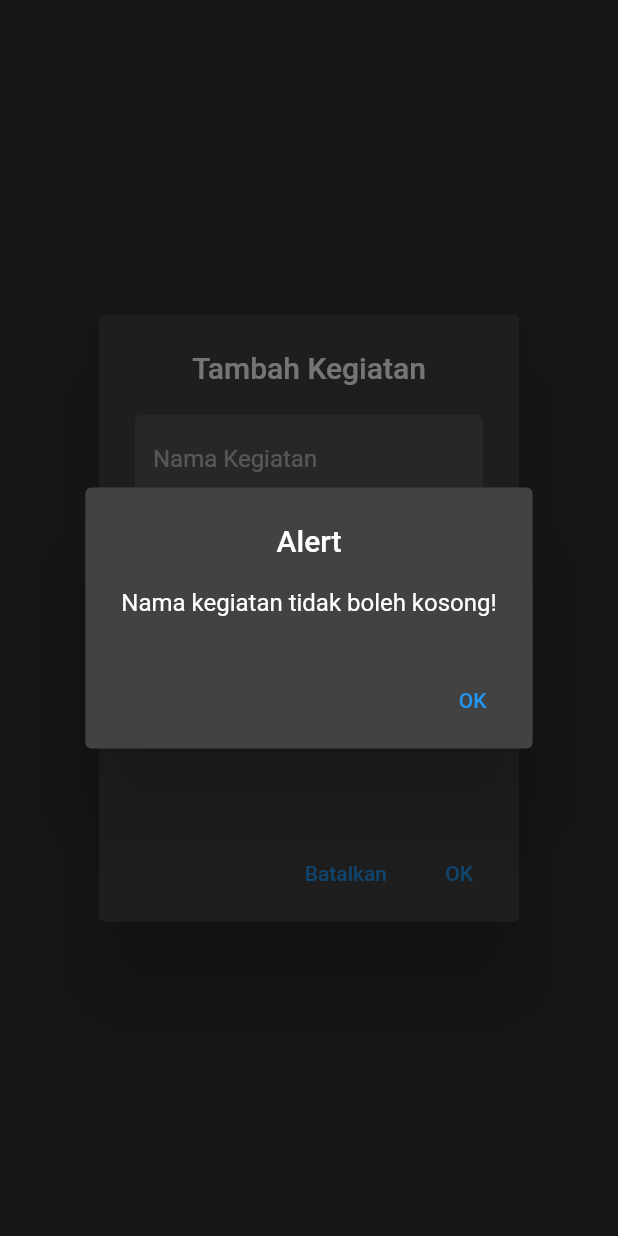
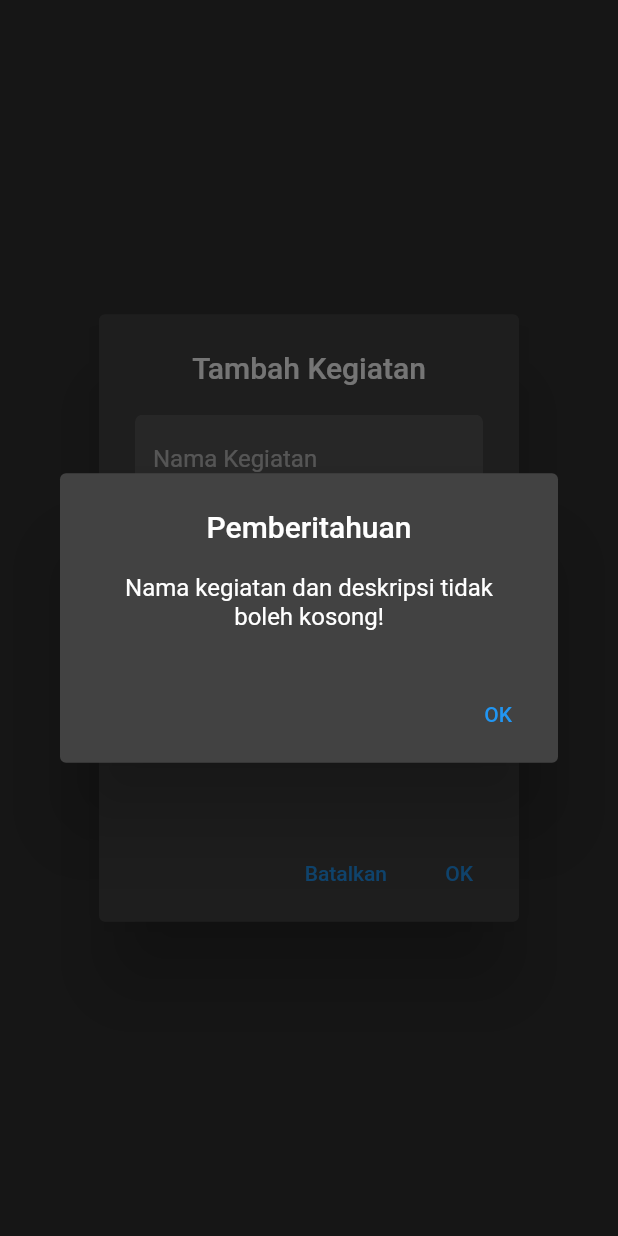
Before and after one commit to jmiryas/kegiatanku, a Flutter app: the AddNewTimelineAndTaskWidget widget shown alone on an empty page, opened directly, after a tap on "OK", on a phone screen of 412 x 824 dp. Run offline on Flutter 3.47's test engine with Material 2 defaults, Android fonts, the light colour scheme and no system bars; our stand-ins replace shared_preferences, timelines; accounts and stored records are empty; statements that could not run were skipped.

Commit message:
Add a dialog to prevent creating an empty timeline.

```diff
--- a/lib/widgets/add_new_timeline_and_task_widget.dart
+++ b/lib/widgets/add_new_timeline_and_task_widget.dart
@@ -7,6 +7,7 @@ import '../models/task_model.dart';
 import '../providers/timeline_provider.dart';
 import '../widgets/cupertino_theme_widget.dart';
 import '../widgets/text_form_field_widget.dart';
+import '../widgets/custom_warning_alert_widget.dart';
 
 class AddNewTimelineAndTaskWidget extends StatelessWidget {
   const AddNewTimelineAndTaskWidget({
@@ -183,24 +184,25 @@ class AddNewTimelineAndTaskWidget extends StatelessWidget {
             ),
             TextButton(
               onPressed: () async {
-                if (taskNameController.text.isEmpty) {
+                if (taskNameController.text.isEmpty ||
+                    taskDescriptionController.text.isEmpty) {
                   showDialog(
                       context: context,
                       builder: (BuildContext context) {
-                        return AlertDialog(
-                          title: const Text(
-                            "Alert",
-                            textAlign: TextAlign.center,
-                          ),
+                        return const CustomWarningAlertWidget(
+                          title: "Pemberitahuan",
                           content:
-                              const Text("Nama kegiatan tidak boleh kosong!"),
-                          actions: [
-                            TextButton(
-                                onPressed: () {
-                                  Navigator.of(context).pop();
-                                },
-                                child: const Text("OK"))
-                          ],
+                              "Nama kegiatan dan deskripsi tidak boleh kosong!",
+                        );
+                      });
+                } else if (startTime.isEmpty || endTime.isEmpty) {
+                  showDialog(
+                      context: context,
+                      builder: (BuildContext context) {
+                        return const CustomWarningAlertWidget(
+                          title: "Pemberitahuan",
+                          content:
+                              "Waktu kegiatan tidak boleh ada yang kosong!",
                         );
                       });
                 } else {
--- /dev/null
+++ b/lib/widgets/custom_warning_alert_widget.dart
@@ -0,0 +1,33 @@
+import 'package:flutter/material.dart';
+
+class CustomWarningAlertWidget extends StatelessWidget {
+  final String title;
+  final String content;
+
+  const CustomWarningAlertWidget({
+    Key? key,
+    required this.title,
+    required this.content,
+  }) : super(key: key);
+
+  @override
+  Widget build(BuildContext context) {
+    return AlertDialog(
+      title: Text(
+        title,
+        textAlign: TextAlign.center,
+      ),
+      content: Text(
+        content,
+        textAlign: TextAlign.center,
+      ),
+      actions: [
+        TextButton(
+            onPressed: () {
+              Navigator.of(context).pop();
+            },
+            child: const Text("OK"))
+      ],
+    );
+  }
+}
```
